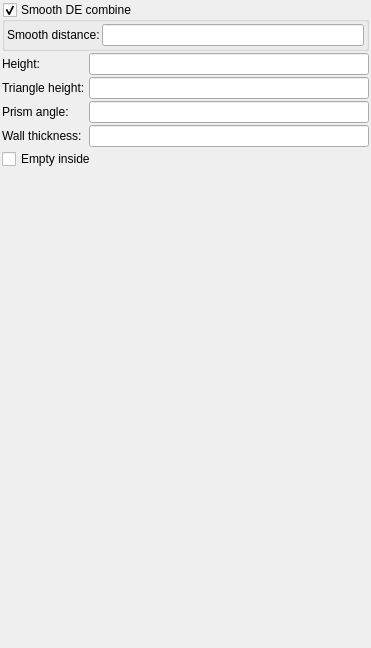
Before: the Qt Designer form mandelbulber2/formula/ui/primitive_prism.ui in buddhi1980/mandelbulber2, drawn with Qt 5.
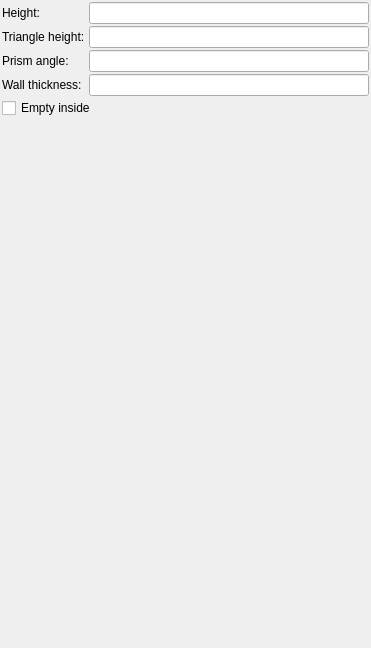
After: the same form once the commit is applied. Custom widgets are drawn as their Qt base class.

Commit message: refactor: move smooth_de_combine params to node-level only

```diff
--- a/mandelbulber2/formula/ui/primitive_prism.ui
+++ b/mandelbulber2/formula/ui/primitive_prism.ui
@@ -76,56 +76,9 @@
        <property name="text">
         <string>Height:</string>
        </property>
-      </widget>
-     </item>
-     <item row="2" column="0" colspan="3">
-      <widget class="MyGroupBox" name="groupCheck_smooth_de_combine_enable">
-       <property name="title">
-        <string>Smooth DE combine</string>
-       </property>
-       <property name="checkable">
-        <bool>true</bool>
-       </property>
-       <layout class="QGridLayout" name="gridLayout_4">
-        <property name="leftMargin">
-         <number>2</number>
-        </property>
-        <property name="topMargin">
-         <number>2</number>
-        </property>
-        <property name="rightMargin">
-         <number>2</number>
-        </property>
-        <property name="bottomMargin">
-         <number>2</number>
-        </property>
-        <property name="spacing">
-         <number>2</number>
-        </property>
-        <item row="0" column="0">
-         <widget class="QLabel" name="label_306">
-          <property name="text">
-           <string>Smooth distance:</string>
-          </property>
-          <property name="wordWrap">
-           <bool>true</bool>
-          </property>
-         </widget>
-        </item>
-        <item row="0" column="1">
-         <widget class="MyLineEdit" name="logedit_smooth_de_combine_distance">
-          <property name="sizePolicy">
-           <sizepolicy hsizetype="Expanding" vsizetype="Maximum">
-            <horstretch>0</horstretch>
-            <verstretch>0</verstretch>
-           </sizepolicy>
-          </property>
-         </widget>
-        </item>
-       </layout>
-      </widget>
-     </item>
-     <item row="5" column="0">
+       </widget>
+      </item>
+      <item row="5" column="0">
       <widget class="QLabel" name="label_17">
        <property name="text">
         <string>Prism angle:</string>
```
The commit also changes 21 other files.
